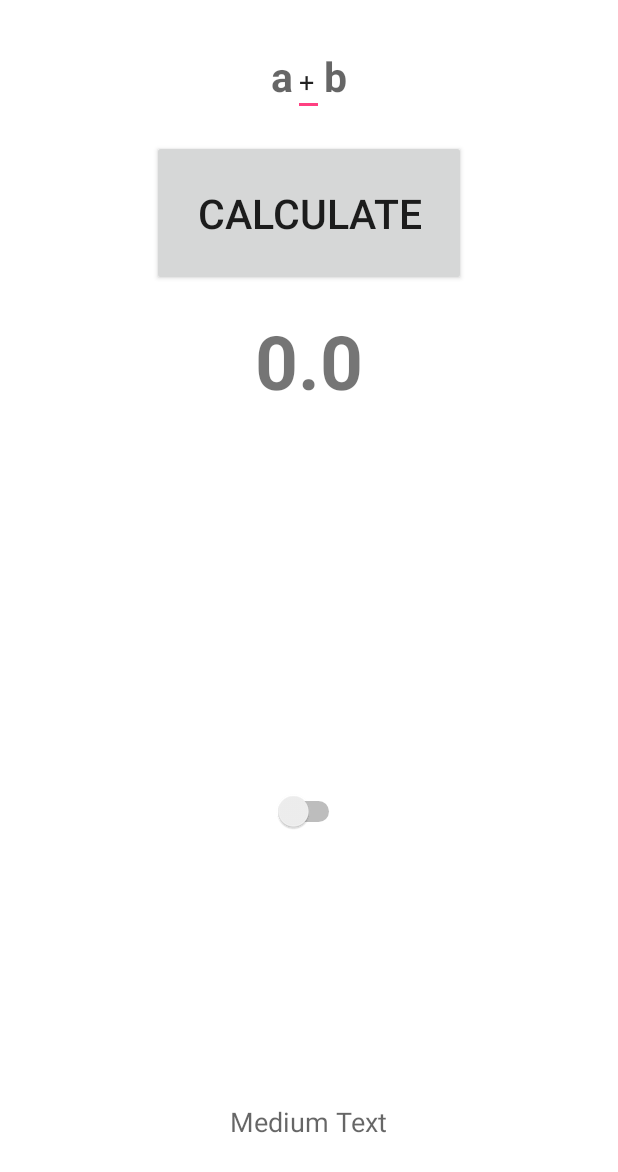
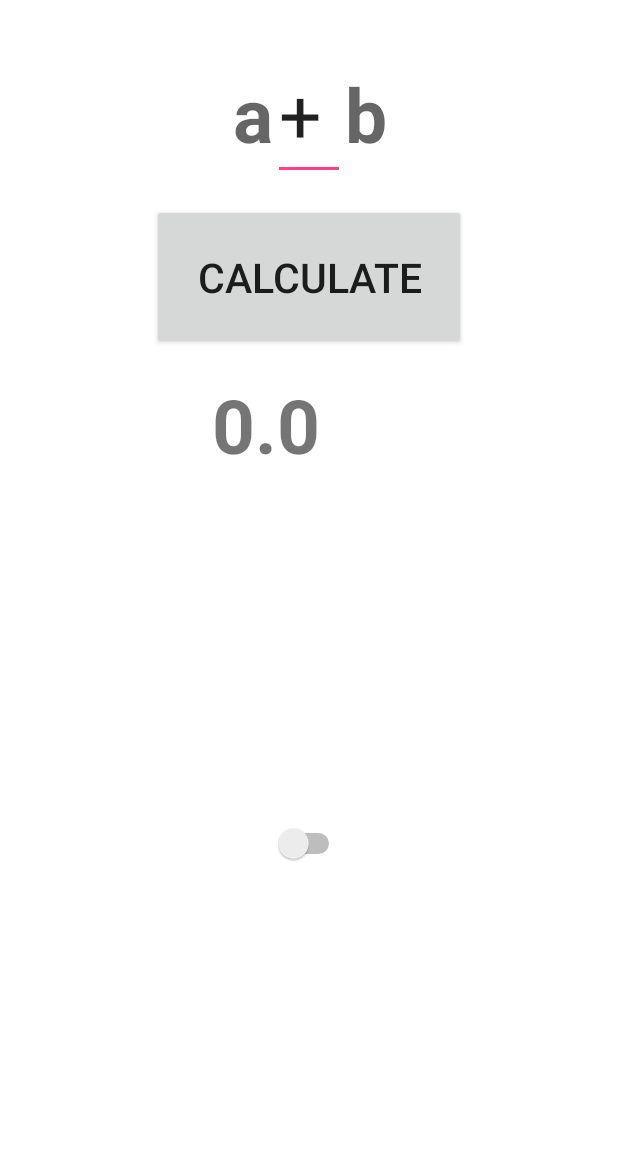
Before and after one commit to Znakas/Homework4, an Android app: the screen it shows after launch (MainActivity), after a tap on "CALCULATE", on a phone screen of 412 x 824 dp. Shown: the top 1172 px of the screen. Run offline under Robolectric (Android 15) with nearby library versions, the phone set to English and light mode, and no system bars.

Commit message:
initial commot

```diff
--- a/app/src/main/java/thinkmobile/com/homework4/MainActivity.java
+++ b/app/src/main/java/thinkmobile/com/homework4/MainActivity.java
@@ -52,10 +52,8 @@ public class MainActivity extends Activity {
         edit_text_operation.setOnClickListener(operatorL);
 
         switchTheme = (Switch) findViewById(R.id.theme_switch);
-        switchTheme.setChecked(Theme_Changer.themeIsDark);
+        switchTheme.setChecked(Theme_Changer.blueTheme);
         switchTheme.setOnCheckedChangeListener(sw);
-
-
     }
 
     public void onCheckedChanged(CompoundButton buttonView, boolean isChecked) {
@@ -132,31 +130,30 @@ public class MainActivity extends Activity {
             operators.add(3, "/");
             operators.add(4, "*");
 
-
-
             if (operator.equals(operators.get(0))) {
                 text_result.setText(R.string.choose);
             }
-            if (operator.equals(operators.get(1))) {
+            else if (operator.equals(operators.get(1))) {
                 dNumber_c = dNumber_a + dNumber_b;
                 text_result.setText(String.valueOf(dNumber_c));
             }
-            if (operator.equals(operators.get(2))) {
+            else if (operator.equals(operators.get(2))) {
                 dNumber_c = dNumber_a - dNumber_b;
                 text_result.setText(String.valueOf(dNumber_c));
             }
-            if (operator.equals(operators.get(3))) {
+            else if (operator.equals(operators.get(3))) {
                 dNumber_c = dNumber_a / dNumber_b;
                 text_result.setText(String.valueOf(dNumber_c));
             }
-            if (operator.equals(operators.get(4))) {
+            else if (operator.equals(operators.get(4))) {
                 dNumber_c = dNumber_a * dNumber_b;
                 text_result.setText(String.valueOf(dNumber_c));
+            }   else {
+                Toast.makeText(MainActivity.this, "Only /,*,-,+ accepted", Toast.LENGTH_SHORT).show();
             }
+        }
+    };
 
-        }
-
-    };
     OnClickListener operatorL = new OnClickListener() {
         @Override
         public void onClick(View v) {
@@ -192,6 +189,4 @@ public class MainActivity extends Activity {
             text_view_b.setText(A);
         }
     }
-
-
 }
--- a/app/src/main/java/thinkmobile/com/homework4/Theme_Changer.java
+++ b/app/src/main/java/thinkmobile/com/homework4/Theme_Changer.java
@@ -8,7 +8,7 @@ import android.app.Activity;
 public class Theme_Changer {
 
     private static int current_Theme;
-    public static boolean themeIsDark;
+    public static boolean blueTheme;
     public final static int THEME_LIGHT = 0;
     public final static int THEME_BLUE = 1;
 
@@ -25,11 +25,11 @@ public class Theme_Changer {
         {
             default:
             case THEME_LIGHT:
-                themeIsDark = false;
+                blueTheme = false;
                 activity.setTheme(R.style.Theme_1);
                 break;
             case THEME_BLUE:
-                themeIsDark = true;
+                blueTheme = true;
                 activity.setTheme(R.style.Theme_2);
                 break;
         }
--- a/app/src/main/res/layout/activity_main.xml
+++ b/app/src/main/res/layout/activity_main.xml
@@ -9,16 +9,6 @@
     android:paddingRight="@dimen/activity_horizontal_margin"
     android:paddingTop="@dimen/activity_vertical_margin"
     tools:context="thinkmobile.com.homework4.MainActivity">
-
-    <TextView
-        android:id="@+id/switchStatus"
-        android:layout_width="wrap_content"
-        android:layout_height="wrap_content"
-        android:text="Medium Text"
-        android:textAppearance="?android:attr/textAppearanceMedium"
-        android:layout_alignParentBottom="true"
-        android:layout_centerHorizontal="true"
-        android:layout_marginBottom="48dp" />
     <TextView
         android:id="@+id/text_view_a"
         style="@style/NumStyle"
@@ -39,8 +29,9 @@
         android:hint="@string/b"/>
     <EditText
         android:id="@+id/edit_text_operation"
-        android:inputType="text"
-        android:layout_width="wrap_content"
+        android:inputType="textFilter"
+        android:layout_width="@android:dimen/app_icon_size"
+        android:textSize="@dimen/big_numSize"
         android:layout_height="wrap_content"
         android:layout_marginTop="@dimen/activity_vertical_margin"
         android:layout_marginBottom="@dimen/activity_vertical_margin"
@@ -67,7 +58,7 @@
         android:textSize="@dimen/big_numSize"
         android:layout_centerHorizontal="true"
         android:layout_below="@+id/button_calc"
-        android:text="@string/num"/>
+        android:hint="@string/res"/>
     <Switch
         android:id="@+id/theme_switch"
         android:layout_width="wrap_content"
@@ -75,6 +66,6 @@
         android:layout_below="@id/text_result"
         android:layout_centerHorizontal="true"
         android:layout_alignParentBottom="true"
-        android:textOff="day"
-        android:textOn="night"/>
+        android:textOff="off"
+        android:textOn="on"/>
 </RelativeLayout>
--- a/app/src/main/res/values/strings.xml
+++ b/app/src/main/res/values/strings.xml
@@ -1,8 +1,6 @@
 <resources>
     <string name="app_name">Homework4</string>
     <string name="calc">calculate</string>
-
-
     <string name="hint">&#8230;</string>
     <string name="num">3</string>
     <string name="pl">+</string>
@@ -11,5 +9,5 @@
     <string name="b">b</string>
     <string name="choose">Choose operation</string>
     <string name="empty"> </string>
-    <string name="count">Count</string>
+    <string name="res">result</string>
 </resources>
--- a/app/src/main/res/values/styles.xml
+++ b/app/src/main/res/values/styles.xml
@@ -18,7 +18,7 @@
     <style name="NumStyle">
 
         <item name="android:textStyle">bold</item>
-        <item name="android:textSize">@dimen/numSize</item>
+        <item name="android:textSize">@dimen/big_numSize</item>
         <item name="android:hint">@string/hint</item>
     </style>
 </resources>
```
